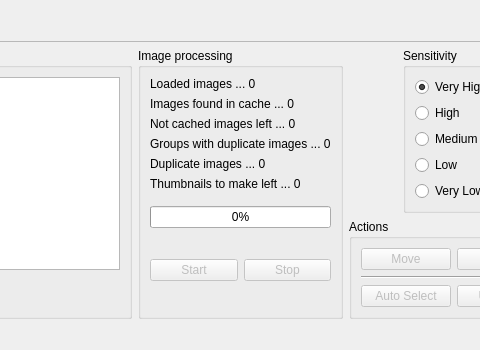
Before: the Qt Designer form doppelganger/gui.ui in max-dw-i/myfyrio, drawn with Qt 5; both pictures show x 387 to 867 and y 396 to 746 of the 965 by 746 pixel window.
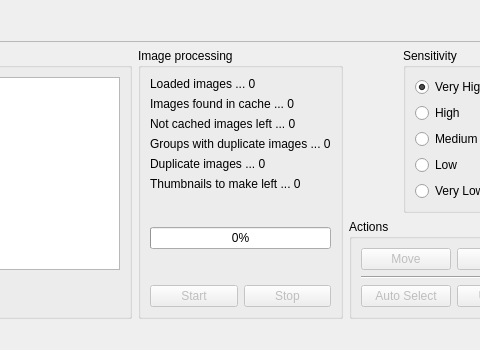
After: the same form once the commit is applied. Icons and pictures are not drawn.

```diff
--- a/doppelganger/gui.ui
+++ b/doppelganger/gui.ui
@@ -299,6 +299,9 @@
              <property name="rightMargin">
               <number>0</number>
              </property>
+             <property name="bottomMargin">
+              <number>30</number>
+             </property>
              <item>
               <widget class="QLabel" name="loadedPicLabel">
                <property name="minimumSize">
@@ -378,7 +381,7 @@
             </property>
            </widget>
           </item>
-          <item>
+          <item alignment="Qt::AlignBottom">
            <widget class="QWidget" name="widget_2" native="true">
             <property name="sizePolicy">
              <sizepolicy hsizetype="Preferred" vsizetype="Preferred">
```
